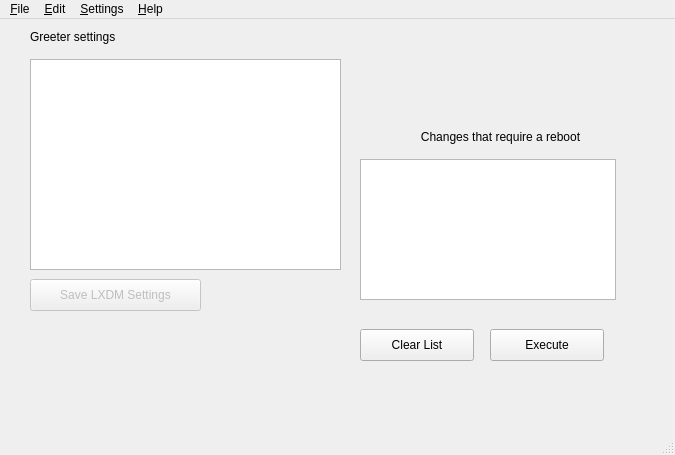
Above: src/ui/MainWindow.ui from ReubenAbrams/Chrubix before the change. Below: the same form after it.
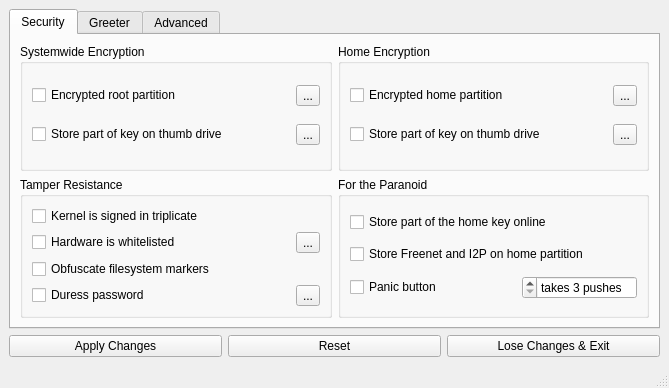
That is the form after the change. The open tabs and pages were chosen to show the change. Icons and pictures are not drawn.

```diff
--- a/src/ui/MainWindow.ui
+++ b/src/ui/MainWindow.ui
@@ -9,10 +9,16 @@
    <rect>
     <x>0</x>
     <y>0</y>
-    <width>675</width>
-    <height>455</height>
+    <width>669</width>
+    <height>388</height>
    </rect>
   </property>
+  <property name="sizePolicy">
+   <sizepolicy hsizetype="Minimum" vsizetype="Minimum">
+    <horstretch>0</horstretch>
+    <verstretch>0</verstretch>
+   </sizepolicy>
+  </property>
   <property name="focusPolicy">
    <enum>Qt::NoFocus</enum>
   </property>
@@ -23,155 +29,435 @@
    <bool>true</bool>
   </property>
   <widget class="QWidget" name="centralwidget">
-   <widget class="QListWidget" name="lstTasks">
-    <property name="geometry">
-     <rect>
-      <x>360</x>
-      <y>140</y>
-      <width>256</width>
-      <height>141</height>
-     </rect>
-    </property>
-   </widget>
-   <widget class="QPushButton" name="btnClear">
-    <property name="geometry">
-     <rect>
-      <x>360</x>
-      <y>310</y>
-      <width>114</width>
-      <height>32</height>
-     </rect>
-    </property>
-    <property name="text">
-     <string>Clear List</string>
-    </property>
-   </widget>
-   <widget class="QPushButton" name="btnExecute">
-    <property name="geometry">
-     <rect>
-      <x>490</x>
-      <y>310</y>
-      <width>114</width>
-      <height>32</height>
-     </rect>
-    </property>
-    <property name="text">
-     <string>Execute</string>
-    </property>
-   </widget>
-   <widget class="QLabel" name="label">
-    <property name="geometry">
-     <rect>
-      <x>370</x>
-      <y>110</y>
-      <width>261</width>
-      <height>16</height>
-     </rect>
-    </property>
-    <property name="text">
-     <string>Changes that require a reboot</string>
-    </property>
-    <property name="alignment">
-     <set>Qt::AlignCenter</set>
-    </property>
-   </widget>
-   <widget class="QLabel" name="label_2">
-    <property name="geometry">
-     <rect>
-      <x>30</x>
-      <y>10</y>
-      <width>111</width>
-      <height>16</height>
-     </rect>
-    </property>
-    <property name="text">
-     <string>Greeter settings</string>
-    </property>
-   </widget>
-   <widget class="QPlainTextEdit" name="pteLxdmSettings">
-    <property name="geometry">
-     <rect>
-      <x>30</x>
-      <y>40</y>
-      <width>311</width>
-      <height>211</height>
-     </rect>
-    </property>
-    <property name="plainText">
-     <string>
+   <layout class="QGridLayout" name="gridLayout_3">
+    <item row="1" column="2">
+     <widget class="QPushButton" name="btnExitWithoutSaving">
+      <property name="layoutDirection">
+       <enum>Qt::LeftToRight</enum>
+      </property>
+      <property name="text">
+       <string>Lose Changes &amp;&amp; Exit</string>
+      </property>
+      <property name="icon">
+       <iconset resource="resources.qrc">
+        <normaloff>:/filequit.png</normaloff>:/filequit.png</iconset>
+      </property>
+     </widget>
+    </item>
+    <item row="1" column="0">
+     <widget class="QPushButton" name="btnApplyAppChanges">
+      <property name="text">
+       <string>Apply Changes</string>
+      </property>
+      <property name="icon">
+       <iconset resource="resources.qrc">
+        <normaloff>:/filesave.png</normaloff>:/filesave.png</iconset>
+      </property>
+     </widget>
+    </item>
+    <item row="0" column="0" colspan="3">
+     <widget class="QTabWidget" name="tabWidget">
+      <property name="sizePolicy">
+       <sizepolicy hsizetype="Preferred" vsizetype="Preferred">
+        <horstretch>0</horstretch>
+        <verstretch>0</verstretch>
+       </sizepolicy>
+      </property>
+      <property name="currentIndex">
+       <number>1</number>
+      </property>
+      <property name="usesScrollButtons">
+       <bool>false</bool>
+      </property>
+      <widget class="QWidget" name="tabSecurity">
+       <attribute name="title">
+        <string>Security</string>
+       </attribute>
+       <layout class="QGridLayout" name="gridLayout_7">
+        <item row="0" column="0">
+         <widget class="QGroupBox" name="gbxSystemwideEncryption">
+          <property name="title">
+           <string>Systemwide Encryption</string>
+          </property>
+          <layout class="QGridLayout" name="gridLayout_4">
+           <item row="1" column="2">
+            <widget class="QToolButton" name="btnChangeRootPassword">
+             <property name="toolTip">
+              <string>Change root password</string>
+             </property>
+             <property name="statusTip">
+              <string>Click here to change the root partition's password</string>
+             </property>
+             <property name="text">
+              <string>...</string>
+             </property>
+             <property name="iconSize">
+              <size>
+               <width>24</width>
+               <height>24</height>
+              </size>
+             </property>
+            </widget>
+           </item>
+           <item row="1" column="1">
+            <spacer name="horizontalSpacer_4">
+             <property name="orientation">
+              <enum>Qt::Horizontal</enum>
+             </property>
+             <property name="sizeHint" stdset="0">
+              <size>
+               <width>40</width>
+               <height>20</height>
+              </size>
+             </property>
+            </spacer>
+           </item>
+           <item row="1" column="0">
+            <widget class="QCheckBox" name="chkEncryptedRootPartition">
+             <property name="text">
+              <string>Encrypted root partition</string>
+             </property>
+            </widget>
+           </item>
+           <item row="3" column="0" colspan="2">
+            <widget class="QCheckBox" name="chkRootKeyTD">
+             <property name="text">
+              <string>Store part of key on thumb drive</string>
+             </property>
+            </widget>
+           </item>
+           <item row="3" column="2">
+            <widget class="QToolButton" name="btnChooseRootKeyTD">
+             <property name="enabled">
+              <bool>true</bool>
+             </property>
+             <property name="toolTip">
+              <string>Choose the thumb drive</string>
+             </property>
+             <property name="statusTip">
+              <string>Insert a thumb drive and click the button to choose the new thumb drive</string>
+             </property>
+             <property name="text">
+              <string>...</string>
+             </property>
+             <property name="iconSize">
+              <size>
+               <width>24</width>
+               <height>24</height>
+              </size>
+             </property>
+             <property name="autoRaise">
+              <bool>false</bool>
+             </property>
+            </widget>
+           </item>
+          </layout>
+         </widget>
+        </item>
+        <item row="1" column="0">
+         <widget class="QGroupBox" name="gbxTamperResistance">
+          <property name="title">
+           <string>Tamper Resistance</string>
+          </property>
+          <layout class="QGridLayout" name="gridLayout_6">
+           <item row="0" column="0" colspan="2">
+            <widget class="QCheckBox" name="chkKernelSignedInTriplicate">
+             <property name="minimumSize">
+              <size>
+               <width>0</width>
+               <height>0</height>
+              </size>
+             </property>
+             <property name="text">
+              <string>Kernel is signed in triplicate</string>
+             </property>
+            </widget>
+           </item>
+           <item row="3" column="0">
+            <widget class="QCheckBox" name="chkUseDuressPassword">
+             <property name="minimumSize">
+              <size>
+               <width>0</width>
+               <height>0</height>
+              </size>
+             </property>
+             <property name="toolTip">
+              <string>Duress password will nuke disk</string>
+             </property>
+             <property name="statusTip">
+              <string>To nuke the home partition suerreptisiously, prefix/postfix real password with duress password</string>
+             </property>
+             <property name="text">
+              <string>Duress password</string>
+             </property>
+            </widget>
+           </item>
+           <item row="1" column="0">
+            <widget class="QCheckBox" name="chkHardwareIsWhitelisted">
+             <property name="minimumSize">
+              <size>
+               <width>0</width>
+               <height>0</height>
+              </size>
+             </property>
+             <property name="text">
+              <string>Hardware is whitelisted</string>
+             </property>
+            </widget>
+           </item>
+           <item row="3" column="1">
+            <widget class="QToolButton" name="btnChangeDuressPassword">
+             <property name="text">
+              <string>...</string>
+             </property>
+             <property name="iconSize">
+              <size>
+               <width>24</width>
+               <height>24</height>
+              </size>
+             </property>
+            </widget>
+           </item>
+           <item row="1" column="1">
+            <widget class="QToolButton" name="btnRegenerateWhitelist">
+             <property name="toolTip">
+              <string>Regenerate whitelist</string>
+             </property>
+             <property name="statusTip">
+              <string>Accept all currently connected devices in future. All others are rejected at boot-time.</string>
+             </property>
+             <property name="text">
+              <string>...</string>
+             </property>
+            </widget>
+           </item>
+           <item row="2" column="0" colspan="2">
+            <widget class="QCheckBox" name="chkObfuscateFilesystemMarkers">
+             <property name="minimumSize">
+              <size>
+               <width>0</width>
+               <height>0</height>
+              </size>
+             </property>
+             <property name="text">
+              <string>Obfuscate filesystem markers</string>
+             </property>
+            </widget>
+           </item>
+          </layout>
+         </widget>
+        </item>
+        <item row="1" column="1">
+         <widget class="QGroupBox" name="gbxForTheParanoid">
+          <property name="title">
+           <string>For the Paranoid</string>
+          </property>
+          <layout class="QGridLayout" name="gridLayout_8">
+           <item row="1" column="0" colspan="3">
+            <widget class="QCheckBox" name="chkStoreFreenetAndI2pOnHome">
+             <property name="text">
+              <string>Store Freenet and I2P on home partition</string>
+             </property>
+            </widget>
+           </item>
+           <item row="0" column="0" colspan="3">
+            <widget class="QCheckBox" name="chkUseDropboxWhenEncryptingHome">
+             <property name="text">
+              <string>Store part of the home key online</string>
+             </property>
+            </widget>
+           </item>
+           <item row="2" column="2">
+            <widget class="QSpinBox" name="spiNoofPanicPushesRequired">
+             <property name="maximumSize">
+              <size>
+               <width>16777215</width>
+               <height>16777215</height>
+              </size>
+             </property>
+             <property name="layoutDirection">
+              <enum>Qt::RightToLeft</enum>
+             </property>
+             <property name="buttonSymbols">
+              <enum>QAbstractSpinBox::UpDownArrows</enum>
+             </property>
+             <property name="suffix">
+              <string> pushes</string>
+             </property>
+             <property name="prefix">
+              <string>takes </string>
+             </property>
+             <property name="minimum">
+              <number>3</number>
+             </property>
+             <property name="maximum">
+              <number>20</number>
+             </property>
+            </widget>
+           </item>
+           <item row="2" column="0" colspan="2">
+            <widget class="QCheckBox" name="chkPanicButton">
+             <property name="toolTip">
+              <string>Power button doubles as a panic button</string>
+             </property>
+             <property name="statusTip">
+              <string>To nuke the laptop's disk, push the Power button N times in as many seconds</string>
+             </property>
+             <property name="text">
+              <string>Panic button</string>
+             </property>
+            </widget>
+           </item>
+          </layout>
+         </widget>
+        </item>
+        <item row="0" column="1">
+         <widget class="QGroupBox" name="gbxHomeEncryption">
+          <property name="title">
+           <string>Home Encryption</string>
+          </property>
+          <layout class="QGridLayout" name="gridLayout_5">
+           <item row="4" column="3">
+            <widget class="QToolButton" name="btnChangeHomePassword">
+             <property name="toolTip">
+              <string>Change home password</string>
+             </property>
+             <property name="statusTip">
+              <string>Click here to change the home partition's password</string>
+             </property>
+             <property name="text">
+              <string>...</string>
+             </property>
+             <property name="iconSize">
+              <size>
+               <width>24</width>
+               <height>24</height>
+              </size>
+             </property>
+            </widget>
+           </item>
+           <item row="4" column="2">
+            <spacer name="horizontalSpacer_3">
+             <property name="orientation">
+              <enum>Qt::Horizontal</enum>
+             </property>
+             <property name="sizeHint" stdset="0">
+              <size>
+               <width>40</width>
+               <height>20</height>
+              </size>
+             </property>
+            </spacer>
+           </item>
+           <item row="4" column="1">
+            <widget class="QCheckBox" name="chkEncryptedHomePartition">
+             <property name="text">
+              <string>Encrypted home partition</string>
+             </property>
+            </widget>
+           </item>
+           <item row="5" column="3">
+            <widget class="QToolButton" name="btnChooseHomeKeyTD">
+             <property name="text">
+              <string>...</string>
+             </property>
+            </widget>
+           </item>
+           <item row="5" column="1" colspan="2">
+            <widget class="QCheckBox" name="chkHomeKeyTD">
+             <property name="text">
+              <string>Store part of key on thumb drive</string>
+             </property>
+            </widget>
+           </item>
+          </layout>
+         </widget>
+        </item>
+       </layout>
+       <zorder>gbxSystemwideEncryption</zorder>
+       <zorder>chkEncryptedHomePartition</zorder>
+       <zorder>chkEncryptedRootPartition</zorder>
+       <zorder>gbxHomeEncryption</zorder>
+       <zorder>gbxTamperResistance</zorder>
+       <zorder>gbxForTheParanoid</zorder>
+      </widget>
+      <widget class="QWidget" name="tabGreeter">
+       <attribute name="title">
+        <string>Greeter</string>
+       </attribute>
+       <layout class="QGridLayout" name="gridLayout">
+        <item row="3" column="4">
+         <widget class="QPushButton" name="btnResetLxdmSettings">
+          <property name="enabled">
+           <bool>false</bool>
+          </property>
+          <property name="text">
+           <string>Reset</string>
+          </property>
+          <property name="icon">
+           <iconset resource="resources.qrc">
+            <normaloff>:/reset.png</normaloff>:/reset.png</iconset>
+          </property>
+         </widget>
+        </item>
+        <item row="2" column="0" colspan="5">
+         <widget class="QPlainTextEdit" name="pteLxdmSettings">
+          <property name="plainText">
+           <string>
 </string>
-    </property>
-   </widget>
-   <widget class="QPushButton" name="btnSaveLxdmSettings">
-    <property name="enabled">
-     <bool>false</bool>
-    </property>
-    <property name="geometry">
-     <rect>
-      <x>30</x>
-      <y>260</y>
-      <width>171</width>
-      <height>32</height>
-     </rect>
-    </property>
-    <property name="text">
-     <string>Save LXDM Settings</string>
-    </property>
-   </widget>
-  </widget>
-  <widget class="QMenuBar" name="menubar">
-   <property name="enabled">
-    <bool>true</bool>
-   </property>
-   <property name="geometry">
-    <rect>
-     <x>0</x>
-     <y>0</y>
-     <width>675</width>
-     <height>22</height>
-    </rect>
-   </property>
-   <widget class="QMenu" name="menuFile">
-    <property name="title">
-     <string>&amp;File</string>
-    </property>
-    <addaction name="actionExit"/>
-   </widget>
-   <widget class="QMenu" name="menuEdit">
-    <property name="title">
-     <string>&amp;Edit</string>
-    </property>
-   </widget>
-   <widget class="QMenu" name="menuSettings">
-    <property name="title">
-     <string>&amp;Settings</string>
-    </property>
-    <widget class="QMenu" name="menuChange_Password">
-     <property name="enabled">
-      <bool>true</bool>
-     </property>
-     <property name="title">
-      <string>Change Passwords</string>
-     </property>
-     <addaction name="actionChangePwDisk"/>
-     <addaction name="actionChangePwRoot"/>
-     <addaction name="actionChangePwBoom"/>
-    </widget>
-    <addaction name="actionBoot_Settings"/>
-    <addaction name="menuChange_Password"/>
-    <addaction name="actionEncryption"/>
-    <addaction name="actionWhitelist"/>
-    <addaction name="actionObfuscation"/>
-   </widget>
-   <widget class="QMenu" name="menuHelp">
-    <property name="title">
-     <string>&amp;Help</string>
-    </property>
-   </widget>
-   <addaction name="menuFile"/>
-   <addaction name="menuEdit"/>
-   <addaction name="menuSettings"/>
-   <addaction name="menuHelp"/>
+          </property>
+         </widget>
+        </item>
+        <item row="1" column="0" colspan="5">
+         <widget class="QLabel" name="label_2">
+          <property name="text">
+           <string>Greeter Configuration File</string>
+          </property>
+          <property name="alignment">
+           <set>Qt::AlignCenter</set>
+          </property>
+         </widget>
+        </item>
+        <item row="3" column="0" colspan="4">
+         <spacer name="horizontalSpacer_2">
+          <property name="orientation">
+           <enum>Qt::Horizontal</enum>
+          </property>
+          <property name="sizeHint" stdset="0">
+           <size>
+            <width>40</width>
+            <height>20</height>
+           </size>
+          </property>
+         </spacer>
+        </item>
+       </layout>
+      </widget>
+      <widget class="QWidget" name="tabAdvanced">
+       <attribute name="title">
+        <string>Advanced</string>
+       </attribute>
+      </widget>
+     </widget>
+    </item>
+    <item row="1" column="1">
+     <widget class="QPushButton" name="btnResetAll">
+      <property name="text">
+       <string>Reset</string>
+      </property>
+      <property name="icon">
+       <iconset resource="resources.qrc">
+        <normaloff>:/reset.png</normaloff>:/reset.png</iconset>
+      </property>
+      <property name="iconSize">
+       <size>
+        <width>18</width>
+        <height>19</height>
+       </size>
+      </property>
+     </widget>
+    </item>
+   </layout>
   </widget>
   <widget class="QStatusBar" name="statusbar">
    <property name="focusPolicy">
```
